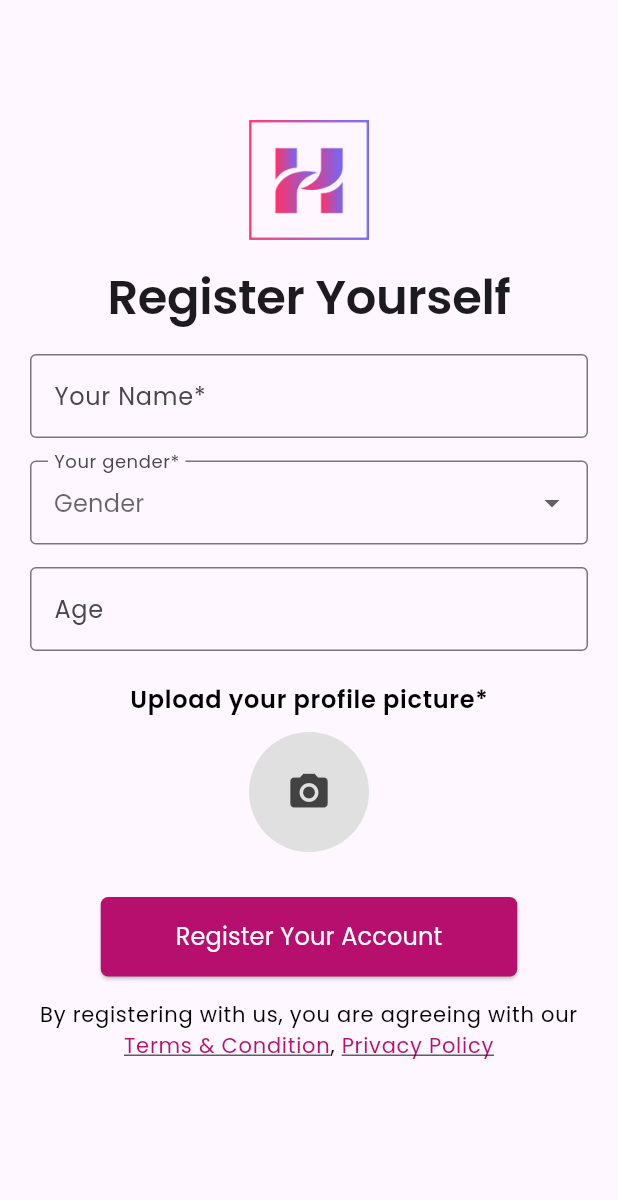
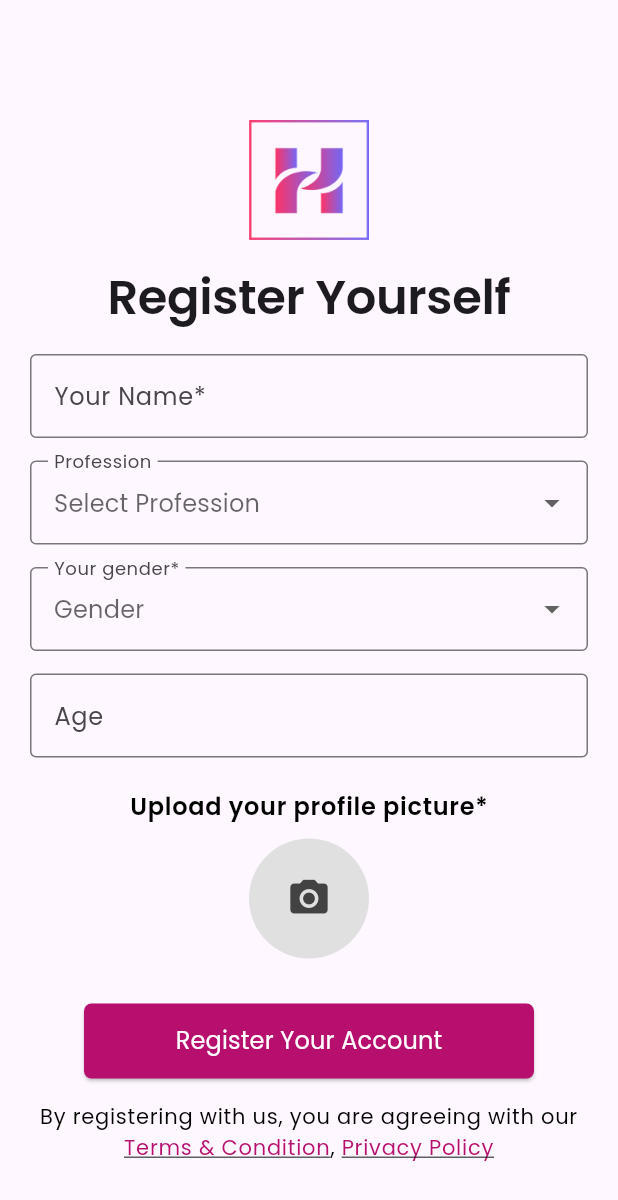
Before and after one commit to nhancio/FlatMates-UI, a Flutter app: the RegisterUserScreen screen opened by its route, on a phone screen of 412 x 824 dp. Shown: the top 1200 px of the screen. Run offline on Flutter 3.47's test engine with Material 3 defaults, Android fonts, the light colour scheme and no system bars; our stand-ins replace dio, firebase_auth, firebase_core, freezed_annotation, get, google_sign_in and 2 more; accounts and stored records are empty; generated files the repository leaves out were written again; network calls fail.

Commit message:
bugs and fixes

```diff
--- a/lib/models/user_model.dart
+++ b/lib/models/user_model.dart
@@ -5,17 +5,16 @@
 
 @freezed
 class User with _$User {
-  factory User({
-    required String phoneNumber,
-    required String name,
-    required String gender,
-    required int? age,
-    required String location,
-    required String foodChoice,
-    required bool drinking,
-    required bool smoking,
-    required bool pet,
-  }) = _User;
+  factory User(
+      {required String phone_number,
+      required String name,
+      required String gender,
+      required int? age,
+      String? location,
+      String? foodChoice,
+      bool? drinking,
+      bool? smoking,
+      bool? pet}) = _User;
 
   factory User.fromJson(Map<String, dynamic> json) => _$UserFromJson(json);
 }
--- a/lib/services/api_service.dart
+++ b/lib/services/api_service.dart
@@ -1,9 +1,12 @@
 import 'package:dio/dio.dart';
 import 'package:flatemates_ui/models/user_model.dart';
 import 'package:retrofit/retrofit.dart';
+
 part 'api_service.g.dart';
 
-@RestApi(baseUrl: "http://20.193.152.22:8000/api/")
+@RestApi(
+    baseUrl:
+        "https://c1c4-2401-4900-1c0e-3c54-e010-7053-9383-6694.ngrok-free.app/api/")
 abstract class ApiService {
   factory ApiService(Dio dio, {String baseUrl}) = _ApiService;
 
@@ -13,6 +16,17 @@
 
 Dio getDio() {
   final dio = Dio();
+  dio.options = BaseOptions(
+    baseUrl:
+        'https://c1c4-2401-4900-1c0e-3c54-e010-7053-9383-6694.ngrok-free.app/api/',
+    validateStatus: (status) {
+      // Accept any status code between 200 and 299 as a valid response
+      return status != null && status >= 200 && status < 300;
+    },
+  );
+  dio.options.headers = {
+    'Content-Type': 'application/json',
+  };
   dio.interceptors.add(InterceptorsWrapper(
     onRequest: (options, handler) {
       print('Request: ${options.method} ${options.path}');
--- a/lib/ui/screens/register_yourself_screen/register_yourself.dart
+++ b/lib/ui/screens/register_yourself_screen/register_yourself.dart
@@ -1,11 +1,11 @@
 import 'dart:io';
+
 import 'package:flatemates_ui/res/font/text_style.dart';
 import 'package:flatemates_ui/ui/screens/register_yourself_screen/registration_controller.dart';
+import 'package:flutter/foundation.dart';
 import 'package:flutter/material.dart';
 import 'package:get/get.dart';
 import 'package:image_picker/image_picker.dart';
-
-import 'package:flutter/foundation.dart';
 
 import '../../../navigation/app_routes/routes.dart';
 import '../../../res/colors/colors.dart';
@@ -75,13 +75,13 @@
                               ? constraints.maxWidth * 0.45
                               : double.infinity,
                         ),
-                        // _buildProfessionDropdown(
-                        //   context: context,
-                        //   labelText: 'Profession',
-                        //   width: isWideScreen
-                        //       ? constraints.maxWidth * 0.45
-                        //       : double.infinity,
-                        // ),
+                        _buildProfessionDropdown(
+                          context: context,
+                          labelText: 'Profession',
+                          width: isWideScreen
+                              ? constraints.maxWidth * 0.45
+                              : double.infinity,
+                        ),
                         _buildDropdown(
                           context: context,
                           labelText: 'Your gender*',
@@ -136,6 +136,7 @@
                       text: 'Register Your Account',
                       onPressed: () {
                         if (_validateForm()) {
+                          registerCtrl.registerUser();
                           // Navigate to preferences screen only if validation passes
                           Get.toNamed(AppRoutes.preferences);
                         }
@@ -273,41 +274,41 @@
   //   );
   // }
 
-  // Widget _buildProfessionDropdown({
-  //   required BuildContext context,
-  //   required String labelText,
-  //   required double width,
-  // }) {
-  //   return SizedBox(
-  //     width: width,
-  //     child: DropdownButtonFormField<String>(
-  //       value: registerCtrl.selectedProfession,
-  //       hint: Text('Select Profession'),
-  //       items: [
-  //         'IT',
-  //         'Medicine',
-  //         'Student',
-  //         'Seeking Job',
-  //         'Content Creator',
-  //         'Others'
-  //       ]
-  //           .map((profession) => DropdownMenuItem(
-  //                 value: profession,
-  //                 child: Text(profession),
-  //               ))
-  //           .toList(),
-  //       onChanged: (value) {
-  //         setState(() {
-  //           selectedProfession = value;
-  //         });
-  //       },
-  //       decoration: InputDecoration(
-  //         labelText: labelText,
-  //         border: OutlineInputBorder(),
-  //       ),
-  //     ),
-  //   );
-  // }
+  Widget _buildProfessionDropdown({
+    required BuildContext context,
+    required String labelText,
+    required double width,
+  }) {
+    return SizedBox(
+      width: width,
+      child: DropdownButtonFormField<String>(
+        value: registerCtrl.selectedProfession,
+        hint: Text('Select Profession'),
+        items: [
+          'IT',
+          'Medicine',
+          'Student',
+          'Seeking Job',
+          'Content Creator',
+          'Others'
+        ]
+            .map((profession) => DropdownMenuItem(
+                  value: profession,
+                  child: Text(profession),
+                ))
+            .toList(),
+        onChanged: (value) {
+          setState(() {
+            registerCtrl.selectedProfession = value;
+          });
+        },
+        decoration: InputDecoration(
+          labelText: labelText,
+          border: OutlineInputBorder(),
+        ),
+      ),
+    );
+  }
 
   bool _validateForm() {
     if (registerCtrl.nameController.text.isEmpty ||
--- a/lib/widgets/custom_button/custom_button.dart
+++ b/lib/widgets/custom_button/custom_button.dart
@@ -12,8 +12,9 @@
     return ElevatedButton(
       onPressed: onPressed,
       style: ElevatedButton.styleFrom(
+        fixedSize: Size(300, 50),
         backgroundColor: Color(0xFFB60F6E),
-        padding: EdgeInsets.symmetric(horizontal: 50, vertical: 15),
+        padding: EdgeInsets.symmetric(horizontal: 50, vertical: 8),
         shape: RoundedRectangleBorder(
           borderRadius: BorderRadius.circular(5),
         ),
```
Also changed, not shown: lib/ui/screens/register_screen/register_screen.dart (+22 -25 lines), lib/ui/screens/register_yourself_screen/registration_controller.dart (+4 -6 lines), lib/models/user_model.freezed.dart, lib/models/user_model.g.dart, lib/services/api_service.g.dart, 2 other files.
